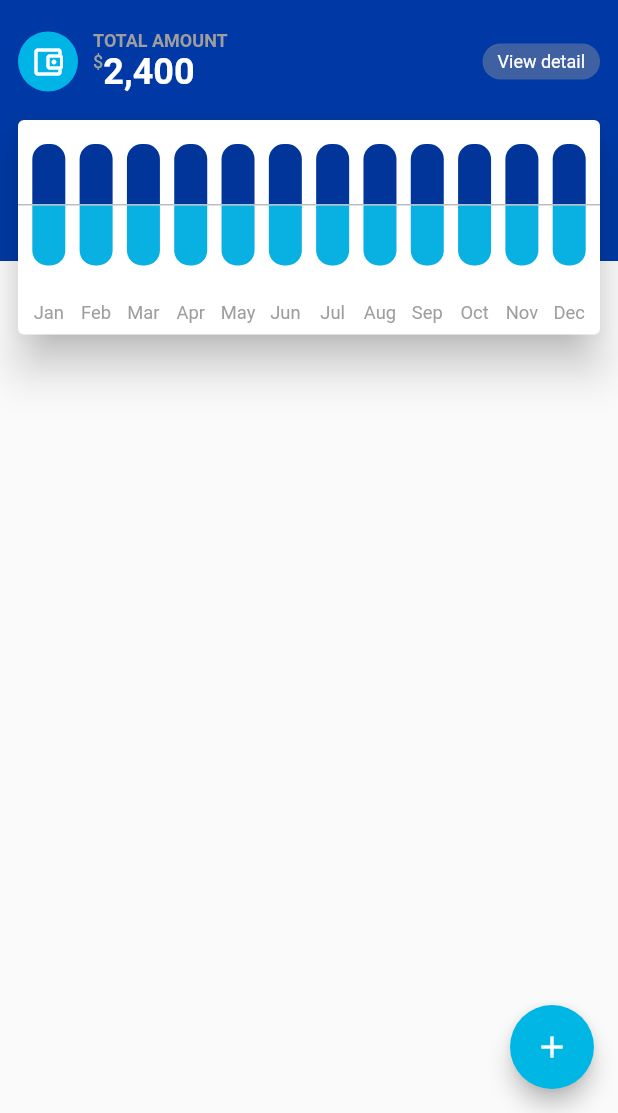
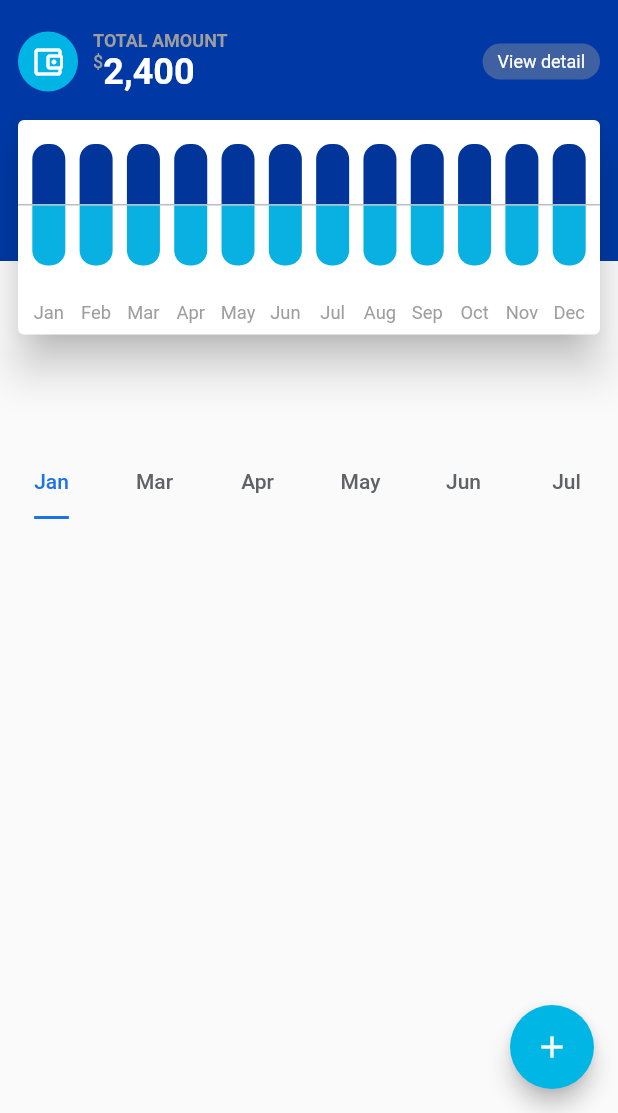
Before and after one commit to KubanychbekovT/cash_manager, a Flutter app: the screen it shows after launch, on a phone screen of 412 x 824 dp, the part 123-1236 px from its top. Run offline on Flutter 3.47's test engine with Material 2 defaults, Android fonts, the phone set to English and light mode, and no system bars.

Commit message:
fit(ui): add tabBar

```diff
--- a/lib/presentation/transaction/transaction_page.dart
+++ b/lib/presentation/transaction/transaction_page.dart
@@ -1,6 +1,7 @@
 import 'package:cash_manager/presentation/core/widgets/custom_scaffold.dart';
 import 'package:cash_manager/presentation/transaction/expense/expense_page.dart';
 import 'package:cash_manager/presentation/transaction/widgets/income_expense_chart.dart';
+import 'package:cash_manager/presentation/transaction/widgets/tab_bar.dart';
 import 'package:flutter/material.dart';
 
 
@@ -183,6 +184,11 @@ class _TransactionPageState extends State<TransactionPage>
                         padding: const EdgeInsets.all(8.0),
                         child: IncomeExpenseChart(),
                       )),
+                  Positioned(
+                      top: 380,
+                      right: 0,
+                      left: 0,
+                      child: CustomTabBar())
                 ],
               ),
             ),
--- a/lib/presentation/transaction/widgets/income_expense_chart.dart
+++ b/lib/presentation/transaction/widgets/income_expense_chart.dart
@@ -1,5 +1,4 @@
 import 'dart:math';
-
 import 'package:flutter/material.dart';
 
 class IncomeExpenseChart extends StatelessWidget {
@@ -94,18 +93,3 @@ class IncomeExpenseChart extends StatelessWidget {
 }
 
 const chartMonths = ['Jan', 'Feb', 'Mar', 'Apr', 'May', 'Jun', 'Jul', 'Aug', 'Sep', 'Oct', 'Nov', 'Dec'];
-
-void main() {
-  runApp(
-    MaterialApp(
-      home: Scaffold(
-        appBar: AppBar(
-          title: Text('Income Expense Chart'),
-        ),
-        body: Center(
-          child: IncomeExpenseChart(),
-        ),
-      ),
-    ),
-  );
-}
--- /dev/null
+++ b/lib/presentation/transaction/widgets/tab_bar.dart
@@ -0,0 +1,46 @@
+import 'package:flutter/material.dart';
+
+class CustomTabBar extends StatefulWidget {
+  const CustomTabBar({super.key});
+
+  @override
+  State<CustomTabBar> createState() => _CustomTabBarState();
+}
+
+class _CustomTabBarState extends State<CustomTabBar> with SingleTickerProviderStateMixin {
+  late TabController _tabController;
+
+  final _selectedColor = Color(0xff1a73e8);
+  final _unselectedColor = Color(0xff5f6368);
+  final _tabs = [
+    Tab(text: 'Jan'),
+    Tab(text: 'Mar'),
+    Tab(text: 'Apr'),
+    Tab(text: 'May'),
+    Tab(text: 'Jun'),
+    Tab(text: 'Jul'),
+  ];
+
+  @override
+  void initState() {
+    _tabController = TabController(length: 6, vsync: this);
+    super.initState();
+  }
+  @override
+  void dispose() {
+    super.dispose();
+    _tabController.dispose();
+  }
+
+  @override
+  Widget build(BuildContext context) {
+    return TabBar(
+      controller: _tabController,
+      tabs: _tabs,
+      labelColor: _selectedColor,
+      indicatorColor: _selectedColor,
+      unselectedLabelColor: _unselectedColor,
+      indicatorSize: TabBarIndicatorSize.label,
+    );
+  }
+}
```
